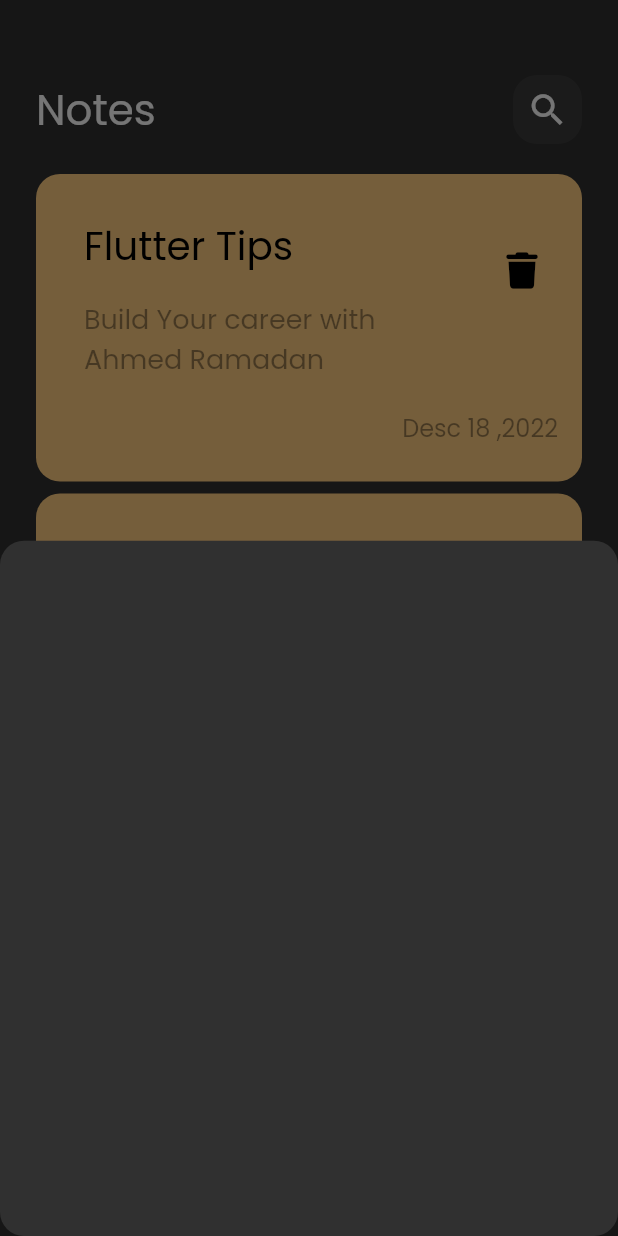
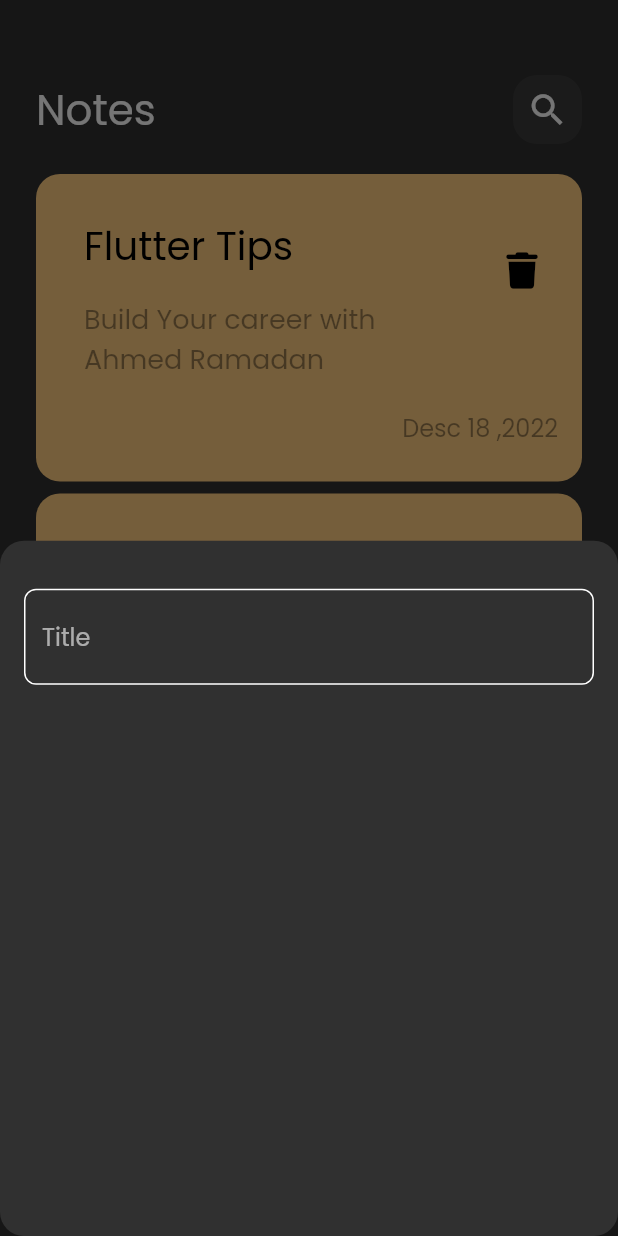
Before and after one commit to logann99/notes_app, a Flutter app: the screen it shows after launch, after a tap on the "add" icon, on a phone screen of 412 x 824 dp. Run offline on Flutter 3.47's test engine with Material 2 defaults, Android fonts, the phone set to English and light mode, and no system bars; our stand-ins replace font_awesome_flutter.

Commit message:
Create Custom text field

```diff
--- a/lib/widgets/add_note_bottom_sheet.dart
+++ b/lib/widgets/add_note_bottom_sheet.dart
@@ -1,10 +1,21 @@
 import 'package:flutter/material.dart';
+import 'package:notes_app/widgets/custom_text_field.dart';
 
 class AddNoteBottomSheet extends StatelessWidget {
   const AddNoteBottomSheet({super.key});
 
   @override
   Widget build(BuildContext context) {
-    return Container();
+    return Padding(
+      padding: const EdgeInsets.symmetric(horizontal: 16,),
+      child: Column(
+        children: const [
+          SizedBox(
+            height: 32,
+          ),
+          CustomTextField(),
+        ],
+      ),
+    );
   }
 }
--- /dev/null
+++ b/lib/widgets/constants.dart
@@ -0,0 +1,3 @@
+import 'package:flutter/material.dart';
+
+const kPrimaryColor = Color(0xff62fcD7);
--- /dev/null
+++ b/lib/widgets/custom_text_field.dart
@@ -0,0 +1,29 @@
+import 'package:flutter/material.dart';
+import 'package:notes_app/widgets/constants.dart';
+
+class CustomTextField extends StatelessWidget {
+  const CustomTextField({super.key});
+
+  @override
+  Widget build(BuildContext context) {
+    return TextField(
+      cursorColor: kPrimaryColor,
+      decoration: InputDecoration(
+        hintText: 'Title',
+        border: buildBorder(),
+        enabledBorder: buildBorder(),
+        focusedBorder: buildBorder(kPrimaryColor),
+      ),
+    );
+  }
+
+  OutlineInputBorder buildBorder([color]) {
+    return OutlineInputBorder(
+        borderRadius: BorderRadius.circular(
+          8,
+        ),
+        borderSide: BorderSide(
+          color: color ?? Colors.white,
+        ));
+  }
+}
```
